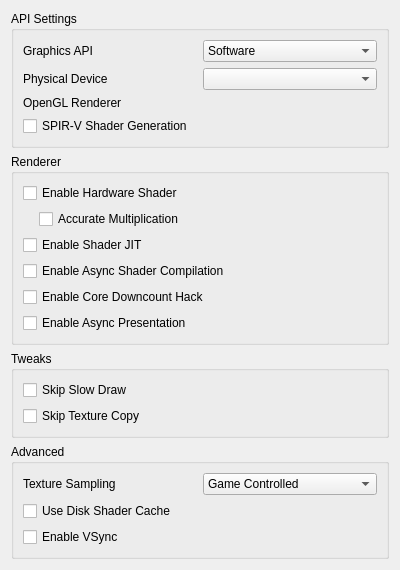
This is src/citra_qt/configuration/configure_graphics.ui in yeager/Borked3DS as Qt 5 draws it before an edit. The edited form follows.
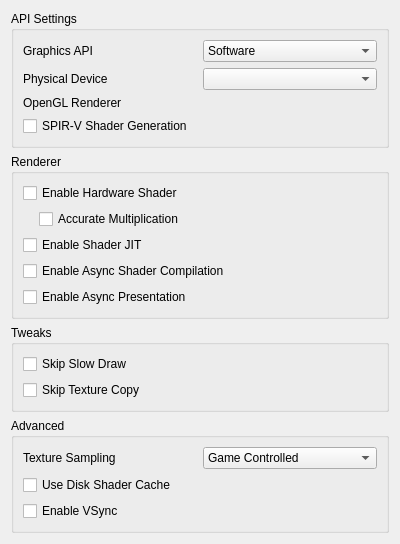
This is the edited form.

Patch:
```diff
--- a/src/citra_qt/configuration/configure_graphics.ui
+++ b/src/citra_qt/configuration/configure_graphics.ui
@@ -221,16 +221,6 @@
         </property>
        </widget>
       </item>
-      <item>
-       <widget class="QCheckBox" name="toggle_core_downcount_hack">
-        <property name="toolTip">
-         <string>&lt;html&gt;&lt;head/&gt;&lt;body&gt;&lt;p&gt;When enabled, emulation cpu usage will be limited to a smaller time slice.&lt;/p&gt;&lt;/body&gt;&lt;/html&gt;</string>
-        </property>
-        <property name="text">
-         <string>Enable Core Downcount Hack</string>
-        </property>
-       </widget>
-      </item>
       <item>
        <widget class="QCheckBox" name="toggle_async_present">
         <property name="toolTip">
```
